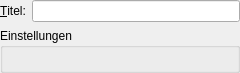
This is src/plugin/info/InfoPluginSettingsPane.ui in startkladde/startkladde as Qt 5 draws it before an edit. The edited form follows.
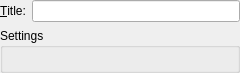
This is the edited form.

```diff
--- a/src/plugin/info/InfoPluginSettingsPane.ui
+++ b/src/plugin/info/InfoPluginSettingsPane.ui
@@ -20,7 +20,7 @@
    <item row="0" column="0">
     <widget class="QLabel" name="label">
      <property name="text">
-      <string>&amp;Titel:</string>
+      <string>&amp;Title:</string>
      </property>
      <property name="buddy">
       <cstring>captionInput</cstring>
@@ -37,7 +37,7 @@
    <item row="1" column="0" colspan="2">
     <widget class="QGroupBox" name="infoPluginSettingsPane">
      <property name="title">
-      <string>Einstellungen</string>
+      <string>Settings</string>
      </property>
      <layout class="QVBoxLayout" name="verticalLayout"/>
     </widget>
```
